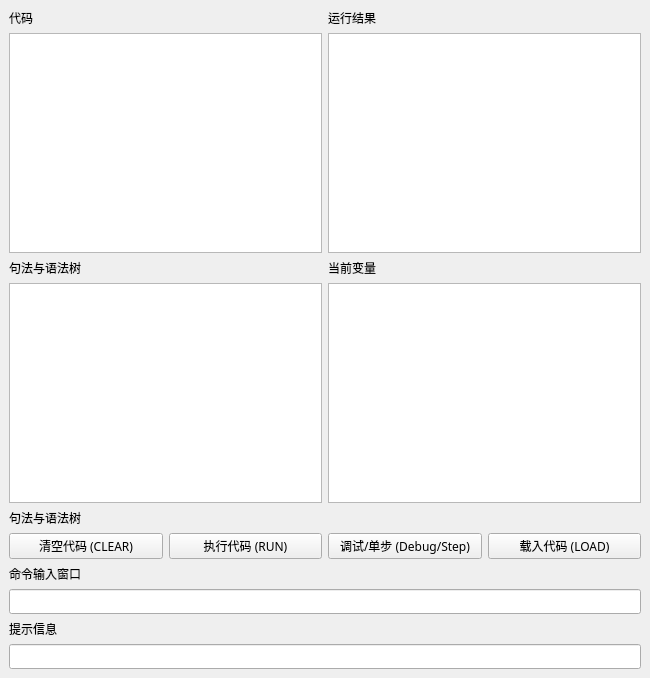
First picture: the form in SE2322_HighLevelDataStructure/20210327_minimalBasic/MainWindow.ui, repository echo-xiao9/SJTU-SE-Sophomore, before the edit.
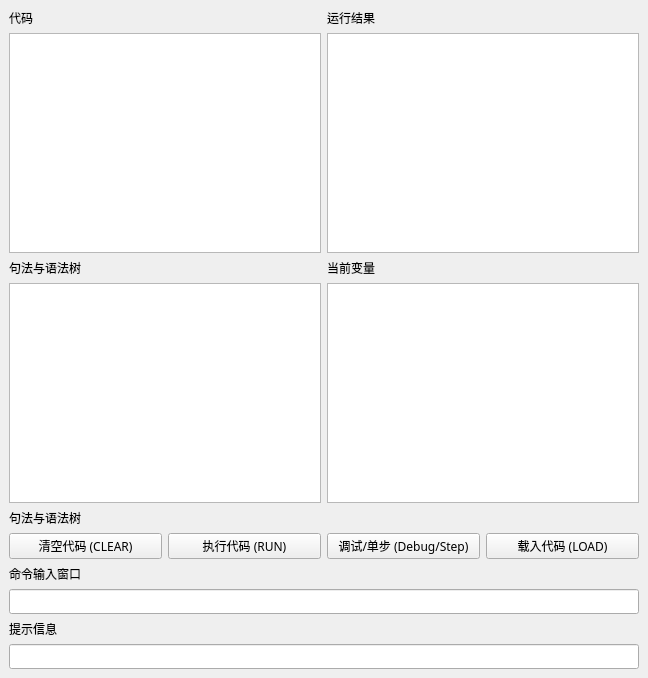
Second picture: the form after the edit.

The edit to the form file:
```diff
--- a/SE2322_HighLevelDataStructure/20210327_minimalBasic/MainWindow.ui
+++ b/SE2322_HighLevelDataStructure/20210327_minimalBasic/MainWindow.ui
@@ -6,7 +6,7 @@
    <rect>
     <x>0</x>
     <y>0</y>
-    <width>650</width>
+    <width>648</width>
     <height>678</height>
    </rect>
   </property>
```
Left out of the diff: 2 changed lines with no effect on the pictures.
